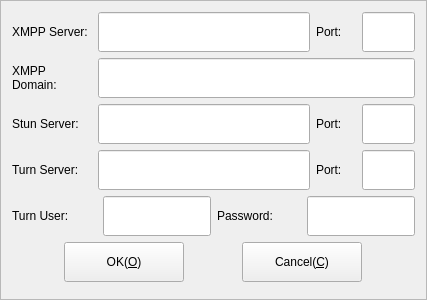
This is Widgets/DlgLogin/FrmLoginSettings.ui in KangLin/RabbitIm as Qt 5 draws it before an edit. The edited form follows.
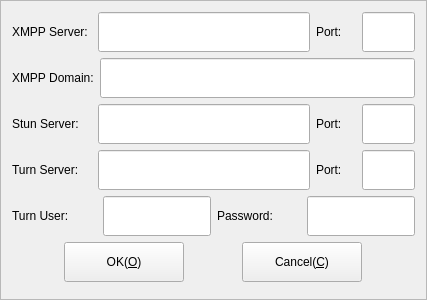
This is the edited form.

Commit message: 1、修改程序退出功能 2、修改登录设置界面资源和翻译

What changed in the file:
```diff
--- a/Widgets/DlgLogin/FrmLoginSettings.ui
+++ b/Widgets/DlgLogin/FrmLoginSettings.ui
@@ -123,7 +123,7 @@
      <item>
       <widget class="QLabel" name="label_11">
        <property name="sizePolicy">
-        <sizepolicy hsizetype="Minimum" vsizetype="Minimum">
+        <sizepolicy hsizetype="MinimumExpanding" vsizetype="Minimum">
          <horstretch>0</horstretch>
          <verstretch>0</verstretch>
         </sizepolicy>
@@ -144,14 +144,14 @@
         <string>XMPP Domain:</string>
        </property>
        <property name="wordWrap">
-        <bool>true</bool>
+        <bool>false</bool>
        </property>
       </widget>
      </item>
      <item>
       <widget class="QLineEdit" name="txtXmppDomain">
        <property name="sizePolicy">
-        <sizepolicy hsizetype="Expanding" vsizetype="Minimum">
+        <sizepolicy hsizetype="MinimumExpanding" vsizetype="Minimum">
          <horstretch>4</horstretch>
          <verstretch>0</verstretch>
         </sizepolicy>
```
Left out of the diff: 25 changed lines with no effect on the pictures. The commit also changes 5 other files.
